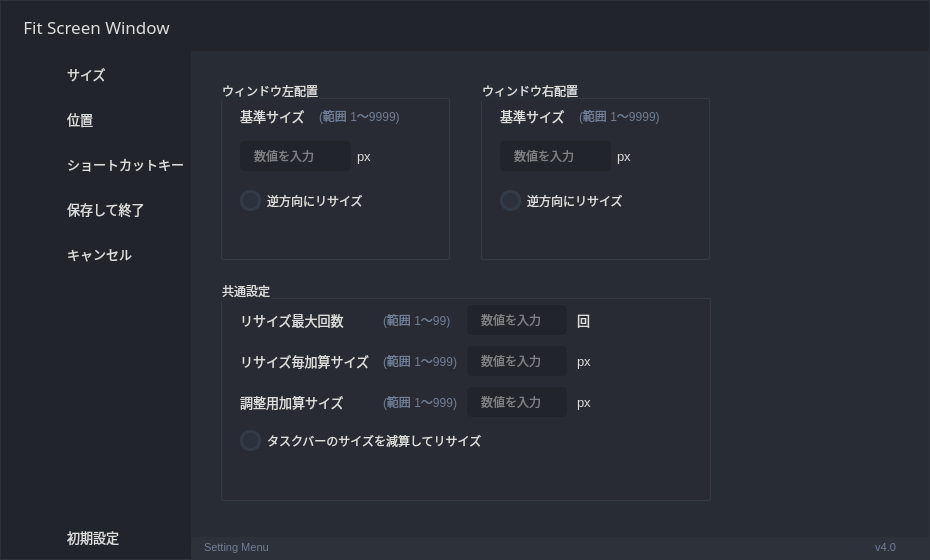
Old version of the form app/src/gui/configgui.ui in the repository Kawaichi0228/FitScreenWindow.
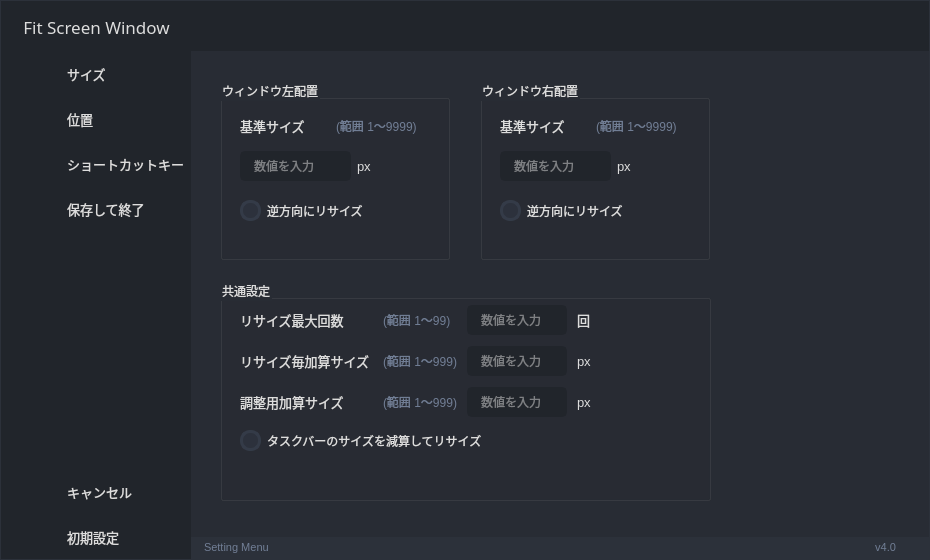
New version of the form. The open tabs and pages were chosen to show the change. Icons and pictures are not drawn.

What changed in the file:
```diff
--- a/app/src/gui/configgui.ui
+++ b/app/src/gui/configgui.ui
@@ -510,43 +510,6 @@
                 </property>
                </widget>
               </item>
-              <item>
-               <widget class="QPushButton" name="pushButton_cancel">
-                <property name="sizePolicy">
-                 <sizepolicy hsizetype="Expanding" vsizetype="Fixed">
-                  <horstretch>0</horstretch>
-                  <verstretch>0</verstretch>
-                 </sizepolicy>
-                </property>
-                <property name="minimumSize">
-                 <size>
-                  <width>0</width>
-                  <height>45</height>
-                 </size>
-                </property>
-                <property name="font">
-                 <font>
-                  <family>Segoe UI</family>
-                  <pointsize>10</pointsize>
-                  <weight>50</weight>
-                  <italic>false</italic>
-                  <bold>false</bold>
-                 </font>
-                </property>
-                <property name="cursor">
-                 <cursorShape>PointingHandCursor</cursorShape>
-                </property>
-                <property name="layoutDirection">
-                 <enum>Qt::LeftToRight</enum>
-                </property>
-                <property name="styleSheet">
-                 <string notr="true">background-image: url(:/images/icon-cancel.png);</string>
-                </property>
-                <property name="text">
-                 <string>キャンセル</string>
-                </property>
-               </widget>
-              </item>
               <item>
                <spacer name="verticalSpacer">
                 <property name="orientation">
@@ -560,6 +523,43 @@
                 </property>
                </spacer>
               </item>
+              <item>
+               <widget class="QPushButton" name="pushButton_cancel">
+                <property name="sizePolicy">
+                 <sizepolicy hsizetype="Expanding" vsizetype="Fixed">
+                  <horstretch>0</horstretch>
+                  <verstretch>0</verstretch>
+                 </sizepolicy>
+                </property>
+                <property name="minimumSize">
+                 <size>
+                  <width>0</width>
+                  <height>45</height>
+                 </size>
+                </property>
+                <property name="font">
+                 <font>
+                  <family>Segoe UI</family>
+                  <pointsize>10</pointsize>
+                  <weight>50</weight>
+                  <italic>false</italic>
+                  <bold>false</bold>
+                 </font>
+                </property>
+                <property name="cursor">
+                 <cursorShape>PointingHandCursor</cursorShape>
+                </property>
+                <property name="layoutDirection">
+                 <enum>Qt::LeftToRight</enum>
+                </property>
+                <property name="styleSheet">
+                 <string notr="true">background-image: url(:/images/icon-cancel.png);</string>
+                </property>
+                <property name="text">
+                 <string>キャンセル</string>
+                </property>
+               </widget>
+              </item>
               <item>
                <widget class="QPushButton" name="pushButton_initialize_setting">
                 <property name="sizePolicy">
@@ -868,7 +868,7 @@
                        <property name="geometry">
                         <rect>
                          <x>20</x>
-                         <y>110</y>
+                         <y>120</y>
                          <width>211</width>
                          <height>21</height>
                         </rect>
@@ -887,7 +887,7 @@
                        <property name="geometry">
                         <rect>
                          <x>20</x>
-                         <y>60</y>
+                         <y>70</y>
                          <width>131</width>
                          <height>32</height>
                         </rect>
@@ -937,8 +937,8 @@
                        <property name="geometry">
                         <rect>
                          <x>20</x>
-                         <y>20</y>
-                         <width>160</width>
+                         <y>30</y>
+                         <width>186</width>
                          <height>31</height>
                         </rect>
                        </property>
@@ -1027,7 +1027,7 @@
                      <property name="geometry">
                       <rect>
                        <x>20</x>
-                       <y>110</y>
+                       <y>120</y>
                        <width>211</width>
                        <height>21</height>
                       </rect>
@@ -1046,7 +1046,7 @@
                      <property name="geometry">
                       <rect>
                        <x>20</x>
-                       <y>60</y>
+                       <y>70</y>
                        <width>131</width>
                        <height>32</height>
                       </rect>
@@ -1096,8 +1096,8 @@
                      <property name="geometry">
                       <rect>
                        <x>20</x>
-                       <y>20</y>
-                       <width>160</width>
+                       <y>30</y>
+                       <width>186</width>
                        <height>31</height>
                       </rect>
                      </property>
```
Left out of the diff: 8 changed lines with no effect on the pictures.
